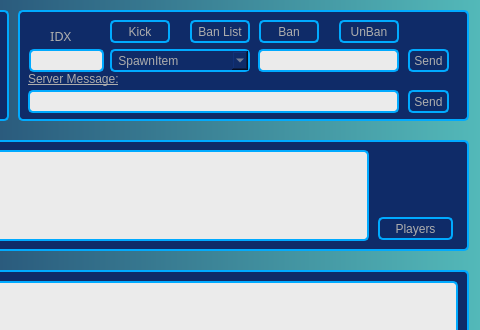
Qt form interface.ui (RemMajiTensh1/ConanExiles-rcon) before a commit; both pictures show x 282 to 762 and y 0 to 330 of the 762 by 603 pixel window.
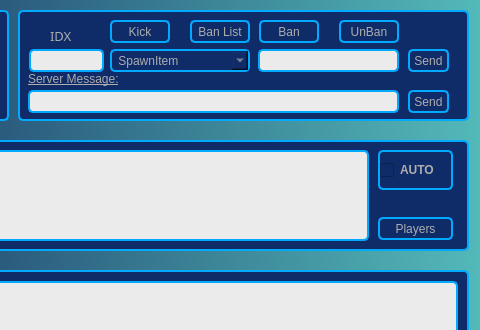
The same form after that commit.

Commit message: add close config file

```diff
--- a/interface.ui
+++ b/interface.ui
@@ -427,6 +427,67 @@
       <string>Players</string>
      </property>
     </widget>
+    <widget class="QCheckBox" name="checkBox">
+     <property name="geometry">
+      <rect>
+       <x>650</x>
+       <y>10</y>
+       <width>75</width>
+       <height>40</height>
+      </rect>
+     </property>
+     <property name="sizePolicy">
+      <sizepolicy hsizetype="Minimum" vsizetype="Fixed">
+       <horstretch>0</horstretch>
+       <verstretch>0</verstretch>
+      </sizepolicy>
+     </property>
+     <property name="minimumSize">
+      <size>
+       <width>0</width>
+       <height>0</height>
+      </size>
+     </property>
+     <property name="maximumSize">
+      <size>
+       <width>16777214</width>
+       <height>16777215</height>
+      </size>
+     </property>
+     <property name="sizeIncrement">
+      <size>
+       <width>0</width>
+       <height>0</height>
+      </size>
+     </property>
+     <property name="baseSize">
+      <size>
+       <width>0</width>
+       <height>0</height>
+      </size>
+     </property>
+     <property name="font">
+      <font>
+       <weight>75</weight>
+       <bold>true</bold>
+      </font>
+     </property>
+     <property name="text">
+      <string>AUTO</string>
+     </property>
+     <property name="iconSize">
+      <size>
+       <width>16</width>
+       <height>16</height>
+      </size>
+     </property>
+     <property name="autoRepeatDelay">
+      <number>300</number>
+     </property>
+     <property name="tristate">
+      <bool>false</bool>
+     </property>
+    </widget>
    </widget>
    <widget class="QFrame" name="frame_3">
     <property name="geometry">
```
Left out of the diff: 5 changed lines with no effect on the pictures. The commit also changes 1 other file.
